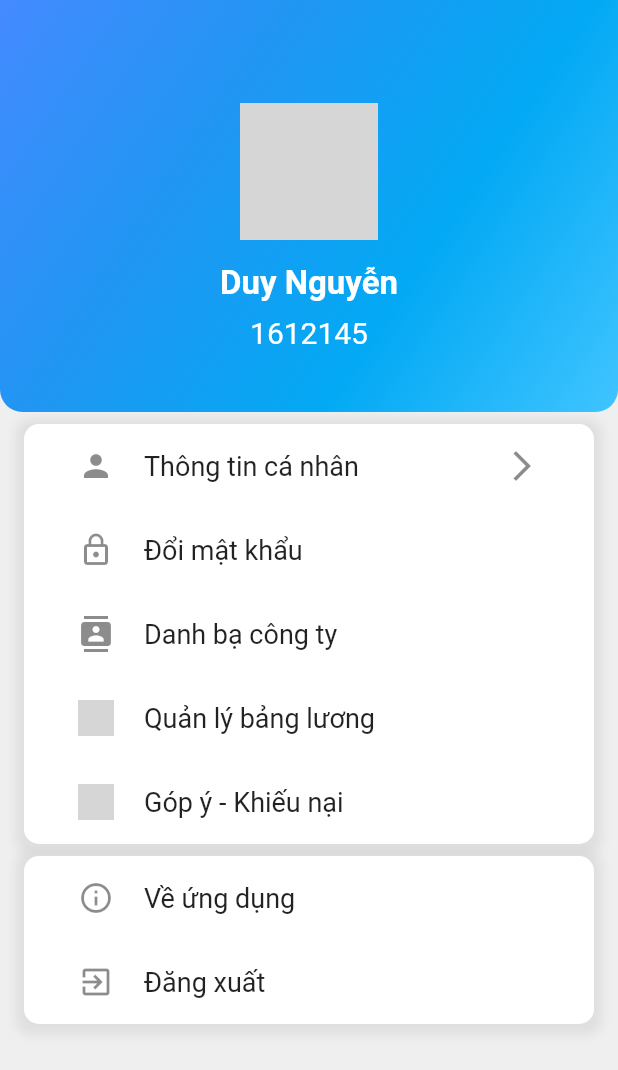
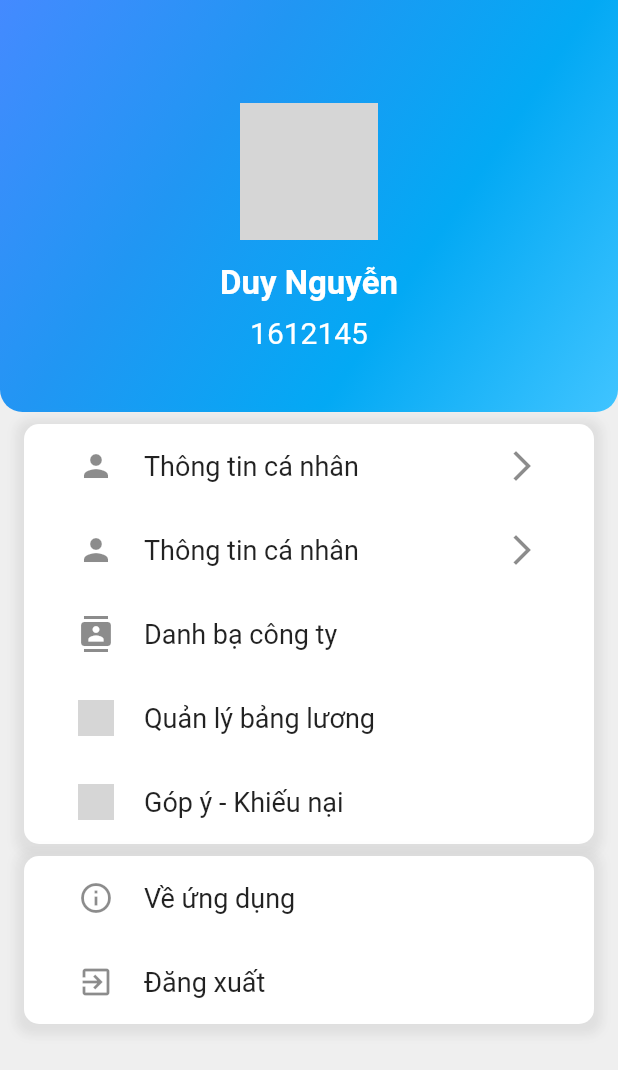
Before and after one commit to duynguyen2709/htcc-mobile, a Flutter app: the MoreScreen screen opened directly, on a phone screen of 412 x 824 dp. Shown: the top 1070 px of the screen. Run offline on Flutter 3.47's test engine with Material 2 defaults, Android fonts, the phone set to English and light mode, and no system bars; our stand-ins replace camera, dio, flutter_mobx, geolocator, mobx, progress_dialog and 3 more; accounts and stored records are empty; generated files the repository leaves out were written again; network calls fail; grey boxes are pictures that could not be loaded.

Commit message:
#3 - Refactor UI all app

```diff
--- a/lib/main.dart
+++ b/lib/main.dart
@@ -2,13 +2,8 @@ import 'package:flutter/material.dart';
 import 'package:hethongchamcong_mobile/config/app_color.dart';
 import 'package:hethongchamcong_mobile/config/constant.dart';
 import 'package:hethongchamcong_mobile/route/route_controller.dart';
-import 'package:hethongchamcong_mobile/screen/account/account_screen.dart';
-import 'file:///E:/FinalProject/lib/screen/more/more_screen.dart';
 import 'package:hethongchamcong_mobile/screen/login/login_screen.dart';
 import 'package:hethongchamcong_mobile/screen/main_screen.dart';
-import 'package:shared_preferences/shared_preferences.dart';
-import 'package:hethongchamcong_mobile/screen/account/account_screen.dart';
-import 'package:hethongchamcong_mobile/screen/login/login_screen.dart';
 import 'package:shared_preferences/shared_preferences.dart';
 
 void main() async {
--- a/lib/route/route_controller.dart
+++ b/lib/route/route_controller.dart
@@ -3,7 +3,6 @@ import 'package:hethongchamcong_mobile/screen/cameracheckin/check_in_camera_scre
 import 'package:hethongchamcong_mobile/screen/checkin/check_in_screen.dart';
 import 'package:hethongchamcong_mobile/screen/main_screen.dart';
 import 'package:hethongchamcong_mobile/screen/account/account_screen.dart';
-import 'file:///E:/FinalProject/lib/screen/more/more_screen.dart';
 import 'package:hethongchamcong_mobile/screen/login/login_screen.dart';
 import '../config/constant.dart';
 
--- a/lib/screen/account/account_screen.dart
+++ b/lib/screen/account/account_screen.dart
@@ -349,8 +349,7 @@ class _AccountScreenState extends State<AccountScreen> {
               AppBar(
                 leading: IconButton(
                   icon: new Icon(Icons.arrow_back, color: Colors.white),
-                  onPressed: () => Navigator.pushReplacementNamed(
-                      context, Constants.login_screen),
+                  onPressed: () => Navigator.pop(context)
                 ),
                 backgroundColor: Colors.blue,
                 title: Text(Constants.titleAppBarAccountScreen),
--- a/lib/screen/more/more_screen.dart
+++ b/lib/screen/more/more_screen.dart
@@ -1,8 +1,10 @@
 import 'package:flutter/cupertino.dart';
 import 'package:flutter/material.dart';
+import 'package:hethongchamcong_mobile/config/constant.dart';
+import '../widget/section.dart';
 import 'package:hethongchamcong_mobile/widget/avatar_info_home.dart';
 
-class MoreScreen extends StatefulWidget{
+class MoreScreen extends StatefulWidget {
   @override
   _MoreScreenState createState() => _MoreScreenState();
 }
@@ -18,24 +20,26 @@ class _MoreScreenState extends State<MoreScreen> {
             Stack(
               children: <Widget>[
                 Container(
-                  height: MediaQuery.of(context).size.height/3,
+                  height: MediaQuery.of(context).size.height / 3,
                   decoration: BoxDecoration(
                       gradient: LinearGradient(
                           begin: Alignment.topLeft,
                           end: Alignment.bottomRight,
-                      colors: [Colors.blueAccent,Colors.blue,Colors.lightBlue, Colors.lightBlueAccent]
-                    ),
+                          colors: [
+                            Colors.blueAccent,
+                            Colors.blue,
+                            Colors.lightBlue,
+                            Colors.lightBlueAccent
+                          ]),
                       borderRadius: BorderRadius.only(
                           bottomLeft: Radius.circular(15),
-                      bottomRight:  Radius.circular(15)
-                    )
-                  ),
+                          bottomRight: Radius.circular(15))),
                 ),
                 Center(
                     child: Container(
-                    margin: EdgeInsets.only(top: MediaQuery.of(context).size.height/12),
-                      child: AvatarInfoHome())
-                ),
+                        margin: EdgeInsets.only(
+                            top: MediaQuery.of(context).size.height / 12),
+                        child: AvatarInfoHome())),
               ],
             ),
             Container(
@@ -55,36 +59,22 @@ class _MoreScreenState extends State<MoreScreen> {
               child: Column(
                 mainAxisAlignment: MainAxisAlignment.spaceAround,
                 children: <Widget>[
-                  ListTile(
-                      title: Row(
-                        children: <Widget>[
-                          Container(
-                            width: 20,
-                          ),
-                          Icon(Icons.person),
-                          Container(
-                            width: 20,
-                          ),
-                          Expanded(child: Text("Thông tin cá nhân", style: TextStyle(fontSize: 18),)),
-                          Icon(Icons.arrow_forward_ios),
-                          Container(
-                            width: 20,
-                          )
-                        ],
-                      )),
-                  ListTile(
-                      title: Row(
-                        children: <Widget>[
-                          Container(
-                            width: 20,
-                          ),
-                          Icon(Icons.lock_outline),
-                          Container(
-                            width: 20,
-                          ),
-                          Expanded(child: Text("Đổi mật khẩu", style: TextStyle(fontSize: 18),)),
-                        ],
-                      )),
+                  Section(
+                      leading: Icon(Icons.person),
+                      title: "Thông tin cá nhân",
+                      following: true,
+                      onTap: () => {
+                            Navigator.pushNamed(
+                                context, Constants.account_screen)
+                          }),
+                  Section(
+                      leading: Icon(Icons.lock_outline),
+                      title: "Đổi mật khẩu",
+                      following: true,
+                      onTap: () => {
+                        Navigator.pushNamed(
+                            context, Constants.account_screen)
+                      }),
                   ListTile(
                       title: Row(
                     children: <Widget>[
@@ -95,7 +85,11 @@ class _MoreScreenState extends State<MoreScreen> {
                       Container(
                         width: 20,
                       ),
-                          Expanded(child: Text("Danh bạ công ty", style: TextStyle(fontSize: 18),)),
+                      Expanded(
+                          child: Text(
+                        "Danh bạ công ty",
+                        style: TextStyle(fontSize: 18),
+                      )),
                     ],
                   )),
                   ListTile(
@@ -108,7 +102,11 @@ class _MoreScreenState extends State<MoreScreen> {
                       Container(
                         width: 20,
                       ),
-                          Expanded(child: Text("Quản lý bảng lương", style: TextStyle(fontSize: 18),)),
+                      Expanded(
+                          child: Text(
+                        "Quản lý bảng lương",
+                        style: TextStyle(fontSize: 18),
+                      )),
                     ],
                   )),
                   ListTile(
@@ -121,10 +119,13 @@ class _MoreScreenState extends State<MoreScreen> {
                       Container(
                         width: 20,
                       ),
-                          Expanded(child: Text("Góp ý - Khiếu nại", style: TextStyle(fontSize: 18),)),
+                      Expanded(
+                          child: Text(
+                        "Góp ý - Khiếu nại",
+                        style: TextStyle(fontSize: 18),
+                      )),
                     ],
                   )),
-
                 ],
               ),
             ),
@@ -155,7 +156,11 @@ class _MoreScreenState extends State<MoreScreen> {
                       Container(
                         width: 20,
                       ),
-                          Expanded(child: Text("Về ứng dụng", style: TextStyle(fontSize: 18),)),
+                      Expanded(
+                          child: Text(
+                        "Về ứng dụng",
+                        style: TextStyle(fontSize: 18),
+                      )),
                     ],
                   )),
                   ListTile(
@@ -168,7 +173,11 @@ class _MoreScreenState extends State<MoreScreen> {
                       Container(
                         width: 20,
                       ),
-                          Expanded(child: Text("Đăng xuất", style: TextStyle(fontSize: 18),)),
+                      Expanded(
+                          child: Text(
+                        "Đăng xuất",
+                        style: TextStyle(fontSize: 18),
+                      )),
                     ],
                   )),
                 ],
@@ -178,10 +187,9 @@ class _MoreScreenState extends State<MoreScreen> {
               height: 60,
             )
           ],
-        ) ,
+        ),
       ),
       // This trailing comma makes auto-formatting nicer for build methods.
     );
   }
-
 }
--- /dev/null
+++ b/lib/screen/widget/section.dart
@@ -0,0 +1,40 @@
+import 'package:flutter/material.dart';
+
+class Section extends StatelessWidget {
+  final Icon leading;
+  final String title;
+  final bool following;
+  final Function() onTap;
+
+  const Section({Key key, this.leading, this.title, this.following, this.onTap})
+      : super(key: key);
+
+  @override
+  Widget build(BuildContext context) {
+    return InkWell(
+      child: ListTile(
+          title: Row(
+        children: <Widget>[
+          Container(
+            width: 20,
+          ),
+          Icon(Icons.person),
+          Container(
+            width: 20,
+          ),
+          Expanded(
+              child: Text(
+            "Thông tin cá nhân",
+            style: TextStyle(fontSize: 18),
+          )),
+          Icon(Icons.arrow_forward_ios),
+          Container(
+            width: 20,
+          )
+        ],
+      )),
+      onTap: ()=> onTap(),
+      splashColor: Colors.grey,
+    );
+  }
+}
```
Lines whose indentation alone changed are shown as unchanged.
